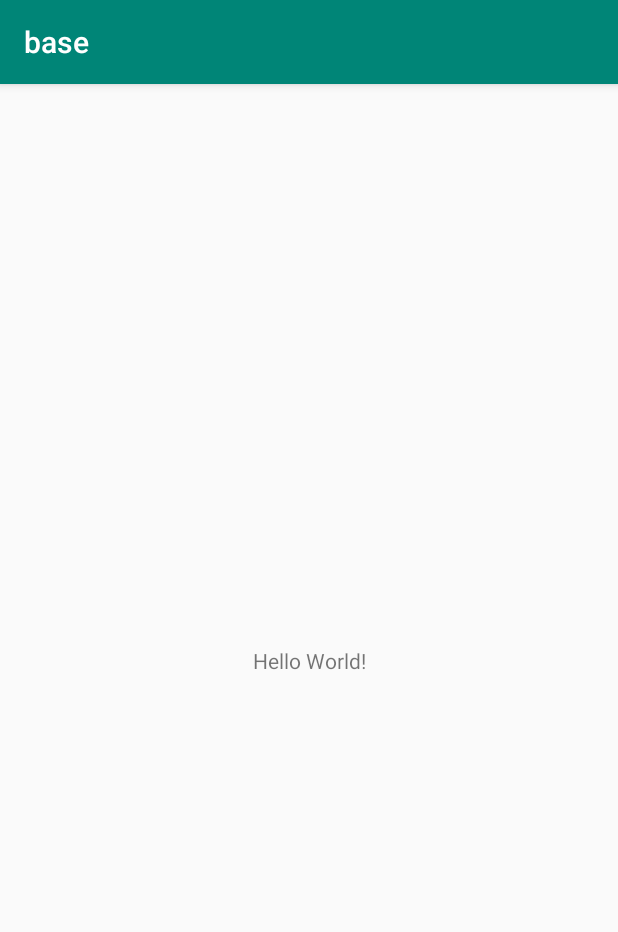
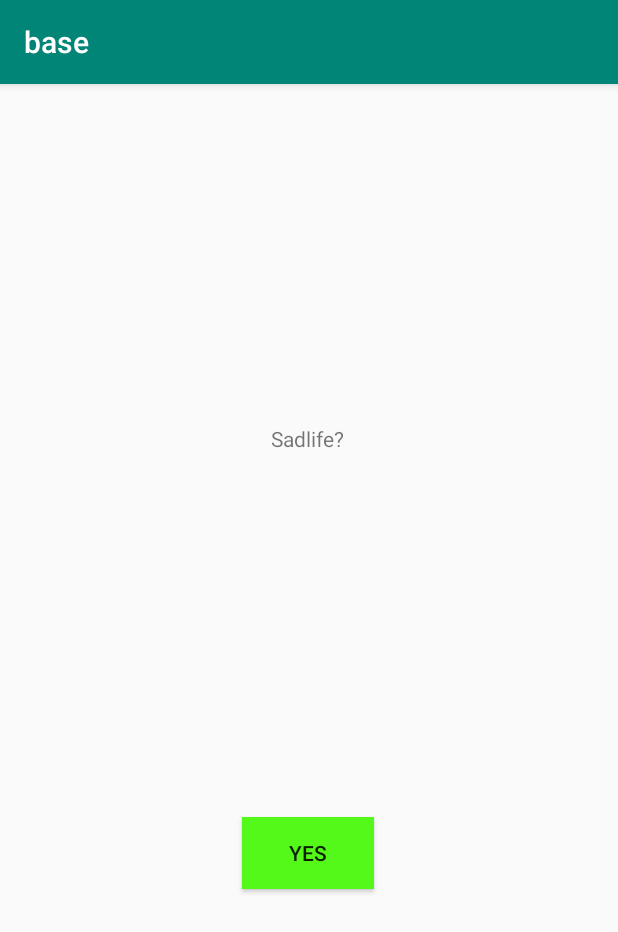
Before and after one commit to robertoIX/HappyApp, an Android app: the screen it shows after launch (MainActivity), on a phone screen of 412 x 824 dp. Shown: the top 932 px of the screen. Run offline under Robolectric (Android 15) with nearby library versions, the phone set to English and light mode, and no system bars.

Commit message:
Add button and text on click to app

```diff
--- a/app/src/main/java/com/hz/happyapp/MainActivity.java
+++ b/app/src/main/java/com/hz/happyapp/MainActivity.java
@@ -3,6 +3,9 @@ package com.hz.happyapp;
 import androidx.appcompat.app.AppCompatActivity;
 
 import android.os.Bundle;
+import android.view.View;
+import android.widget.Button;
+import android.widget.TextView;
 
 public class MainActivity extends AppCompatActivity {
 
@@ -10,5 +13,15 @@ public class MainActivity extends AppCompatActivity {
     protected void onCreate(Bundle savedInstanceState) {
         super.onCreate(savedInstanceState);
         setContentView(R.layout.activity_main);
+
+        Button btnMain = findViewById(R.id.btnMain);
+        final TextView text = findViewById(R.id.mainText);
+
+        btnMain.setOnClickListener(new View.OnClickListener() {
+            @Override
+            public void onClick(View view) {
+                text.setText(R.string.sadlifeClicked);
+            }
+        });
     }
 }
--- a/app/src/main/res/layout/activity_main.xml
+++ b/app/src/main/res/layout/activity_main.xml
@@ -7,12 +7,32 @@
     tools:context=".MainActivity">
 
     <TextView
+        android:id="@+id/mainText"
         android:layout_width="wrap_content"
         android:layout_height="wrap_content"
-        android:text="Hello World!"
+        android:text="@string/sadlife"
         app:layout_constraintBottom_toBottomOf="parent"
+        app:layout_constraintHorizontal_bias="0.498"
         app:layout_constraintLeft_toLeftOf="parent"
         app:layout_constraintRight_toRightOf="parent"
-        app:layout_constraintTop_toTopOf="parent" />
+        app:layout_constraintTop_toTopOf="parent"
+        app:layout_constraintVertical_bias="0.303" />
+
+    <Button
+        android:id="@+id/btnMain"
+        android:layout_width="wrap_content"
+        android:layout_height="wrap_content"
+        android:layout_marginStart="161dp"
+        android:layout_marginTop="110dp"
+        android:layout_marginEnd="162dp"
+        android:layout_marginBottom="198dp"
+        android:background="#54F819"
+        android:text="@string/yes"
+        app:layout_constraintBottom_toBottomOf="parent"
+        app:layout_constraintEnd_toEndOf="parent"
+        app:layout_constraintHorizontal_bias="0.0"
+        app:layout_constraintStart_toStartOf="parent"
+        app:layout_constraintTop_toBottomOf="@+id/mainText"
+        app:layout_constraintVertical_bias="0.8" />
 
 </androidx.constraintlayout.widget.ConstraintLayout>
--- a/app/src/main/res/values/strings.xml
+++ b/app/src/main/res/values/strings.xml
@@ -1,3 +1,6 @@
 <resources>
     <string name="app_name">base</string>
+    <string name="sadlife">Sadlife?</string>
+    <string name="yes">Yes</string>
+    <string name="sadlifeClicked">Dont worry be Happy</string>
 </resources>
```
